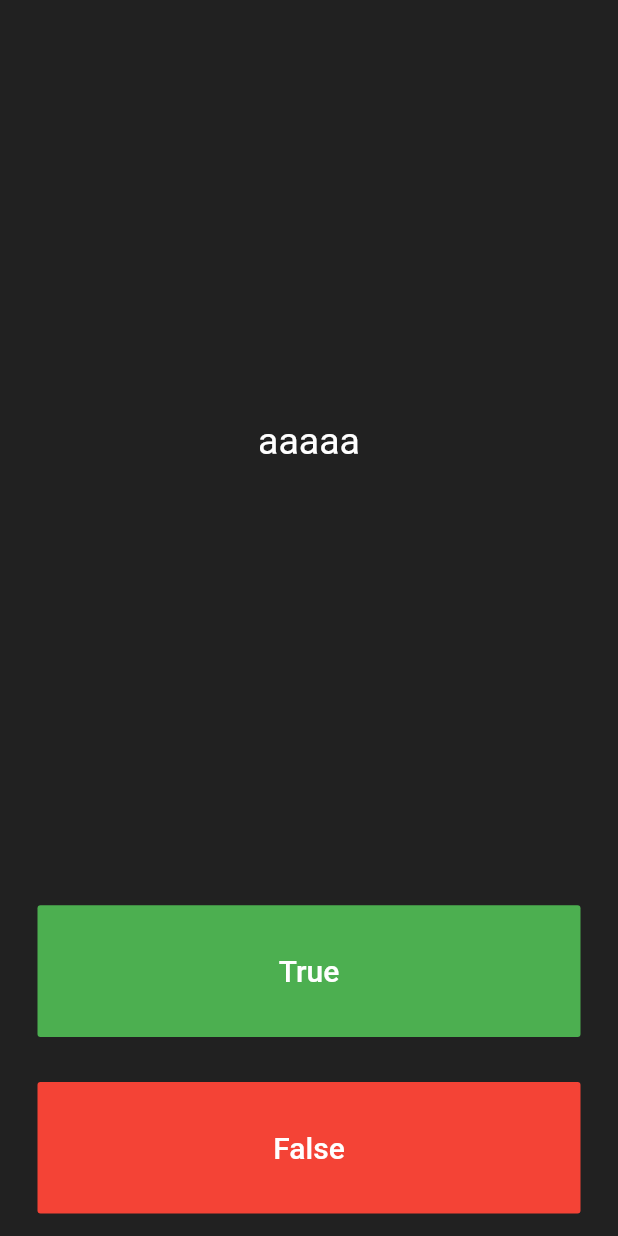
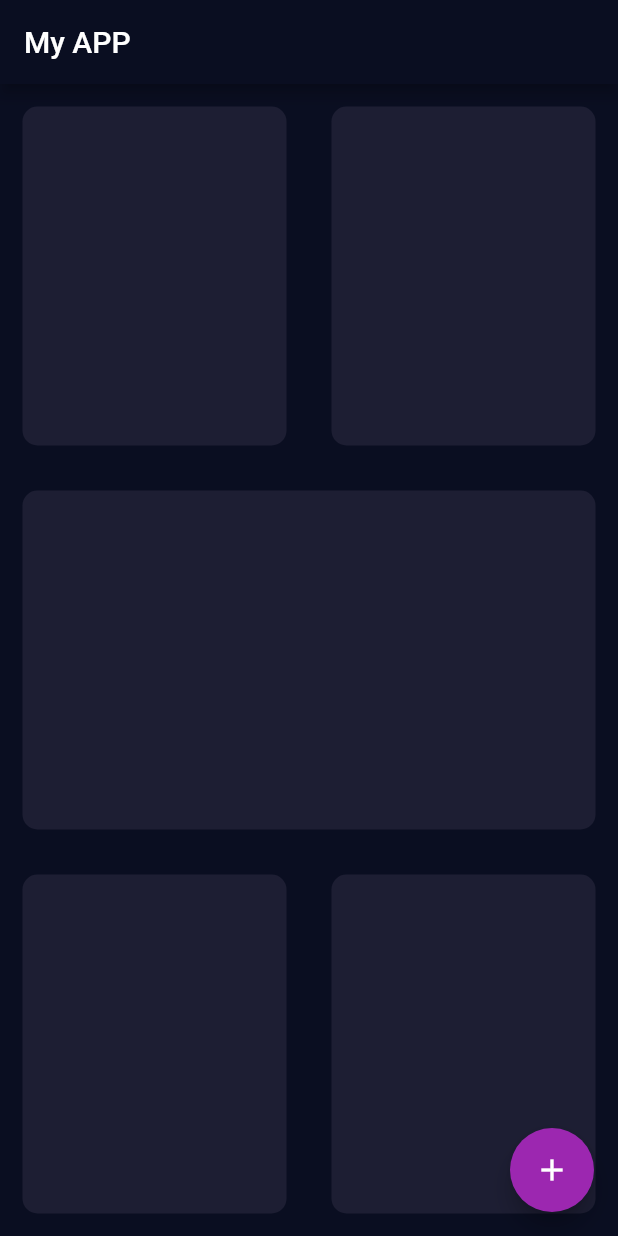
Before and after one commit to hitodeface/flutter_app, a Flutter app: the screen it shows after launch, on a phone screen of 412 x 824 dp. Run offline on Flutter 3.47's test engine with Material 2 defaults, Android fonts, the phone set to English and light mode, and no system bars.

Commit message:
expanded widget

```diff
--- /dev/null
+++ b/lib/input_page.dart
@@ -0,0 +1,80 @@
+import 'package:flutter/material.dart';
+
+class InputPage extends StatefulWidget {
+  @override
+  _InputPageState createState() => _InputPageState();
+}
+
+class _InputPageState extends State<InputPage> {
+  @override
+  Widget build(BuildContext context) {
+    return Scaffold(
+      appBar: AppBar(
+        title: Text('My APP'),
+      ),
+      body: Column(
+        children: <Widget>[
+          Expanded(
+            child: Row(
+              children: <Widget>[
+                Expanded(
+                  child: new ReusableCard(
+                    colour: Color(0xff1d1e33),
+                  ),
+                ),
+                Expanded(
+                  child: new ReusableCard(
+                    colour: Color(0xff1d1e33),
+                  ),
+                ),
+              ],
+            ),
+          ),
+          Expanded(
+            child: new ReusableCard(
+              colour: Color(0xff1d1e33),
+            ),
+          ),
+          Expanded(
+            child: Row(
+              children: <Widget>[
+                Expanded(
+                  child: new ReusableCard(
+                    colour: Color(0xff1d1e33),
+                  ),
+                ),
+                Expanded(
+                  child: new ReusableCard(
+                    colour: Color(0xff1d1e33),
+                  ),
+                ),
+              ],
+            ),
+          ),
+        ],
+      ),
+      floatingActionButton: Theme(
+        data: ThemeData(accentColor: Colors.purple),
+        child: FloatingActionButton(
+          child: Icon(Icons.add),
+        ),
+      ),
+    );
+  }
+}
+
+class ReusableCard extends StatelessWidget {
+  ReusableCard({this.colour});
+  final Color colour;
+
+  @override
+  Widget build(BuildContext context) {
+    return Container(
+      margin: EdgeInsets.all(15.0),
+      decoration: BoxDecoration(
+        color: colour,
+        borderRadius: BorderRadius.circular(10.0),
+      ),
+    );
+  }
+}
--- a/lib/main.dart
+++ b/lib/main.dart
@@ -1,142 +1,17 @@
 import 'package:flutter/material.dart';
-import 'quiz_brain.dart';
+import 'input_page.dart';
 
-QuizBrain quizBrain = QuizBrain();
+void main() => runApp(MyApp());
 
-void main() => runApp(Quizzler());
-
-class Quizzler extends StatelessWidget {
+class MyApp extends StatelessWidget {
   @override
   Widget build(BuildContext context) {
     return MaterialApp(
-      home: Scaffold(
-        backgroundColor: Colors.grey.shade900,
-        body: SafeArea(
-          child: Padding(
-            padding: EdgeInsets.symmetric(horizontal: 10.0),
-            child: QuizPage(),
-          ),
-        ),
+      theme: ThemeData.dark().copyWith(
+        primaryColor: Color(0xff0A0E21),
+        scaffoldBackgroundColor: Color(0xff0a0e21),
       ),
+      home: InputPage(),
     );
   }
 }
-
-class QuizPage extends StatefulWidget {
-  @override
-  _QuizPageState createState() => _QuizPageState();
-}
-
-class _QuizPageState extends State<QuizPage> {
-  List<Icon> scoreKeeper = [];
-
-  int questionNumber = 0;
-
-  void checkAnswer(bool userPickedAnswer) {
-    bool correctAnswer = quizBrain.getCorrectAnswer();
-    if (userPickedAnswer == correctAnswer) {
-      scoreKeeper.add(Icon(
-        Icons.check,
-        color: Colors.green,
-      ));
-    } else {
-      scoreKeeper.add(Icon(
-        Icons.close,
-        color: Colors.red,
-      ));
-    }
-
-    setState(() {
-      quizBrain.nextQuestion();
-    });
-  }
-
-  @override
-  Widget build(BuildContext context) {
-    return Column(
-      mainAxisAlignment: MainAxisAlignment.spaceBetween,
-      crossAxisAlignment: CrossAxisAlignment.stretch,
-      children: <Widget>[
-        Expanded(
-          flex: 5,
-          child: Padding(
-            padding: EdgeInsets.all(10.0),
-            child: Center(
-              child: Text(
-                quizBrain.getQuestionText(),
-                textAlign: TextAlign.center,
-                style: TextStyle(
-                  fontSize: 25.0,
-                  color: Colors.white,
-                ),
-              ),
-            ),
-          ),
-        ),
-        Expanded(
-          child: Padding(
-            padding: EdgeInsets.all(15.0),
-            child: FlatButton(
-              textColor: Colors.white,
-              color: Colors.green,
-              child: Text(
-                'True',
-                style: TextStyle(
-                  color: Colors.white,
-                  fontSize: 20.0,
-                ),
-              ),
-              onPressed: () {
-                //The user picked true.
-                checkAnswer(true);
-                if (questionNumber < 2) {
-                  setState(() {
-                    questionNumber++;
-                  });
-                } else {
-                  setState(() {
-                    questionNumber = 0;
-                  });
-                }
-              },
-            ),
-          ),
-        ),
-        Expanded(
-          child: Padding(
-            padding: EdgeInsets.all(15.0),
-            child: FlatButton(
-              color: Colors.red,
-              child: Text(
-                'False',
-                style: TextStyle(
-                  fontSize: 20.0,
-                  color: Colors.white,
-                ),
-              ),
-              onPressed: () {
-                //The user picked false.
-
-                checkAnswer(false);
-
-                if (questionNumber < 2) {
-                  setState(() {
-                    questionNumber++;
-                  });
-                } else {
-                  setState(() {
-                    questionNumber = 0;
-                  });
-                }
-              },
-            ),
-          ),
-        ),
-        Row(
-          children: scoreKeeper,
-        ),
-        //TODO: Add a Row here as your score keeper
-      ],
-    );
-  }
-}
```
Also changed, not shown: lib/question.dart (deleted, +0 -9 lines), lib/quiz_brain.dart (deleted, +0 -23 lines), 3 other files.
